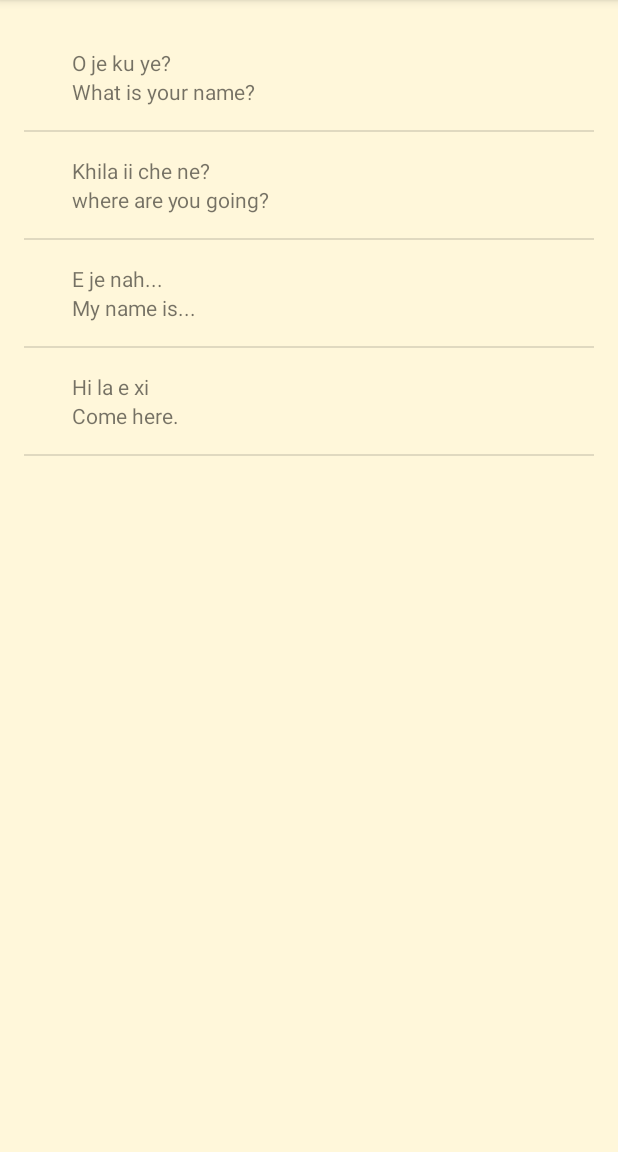
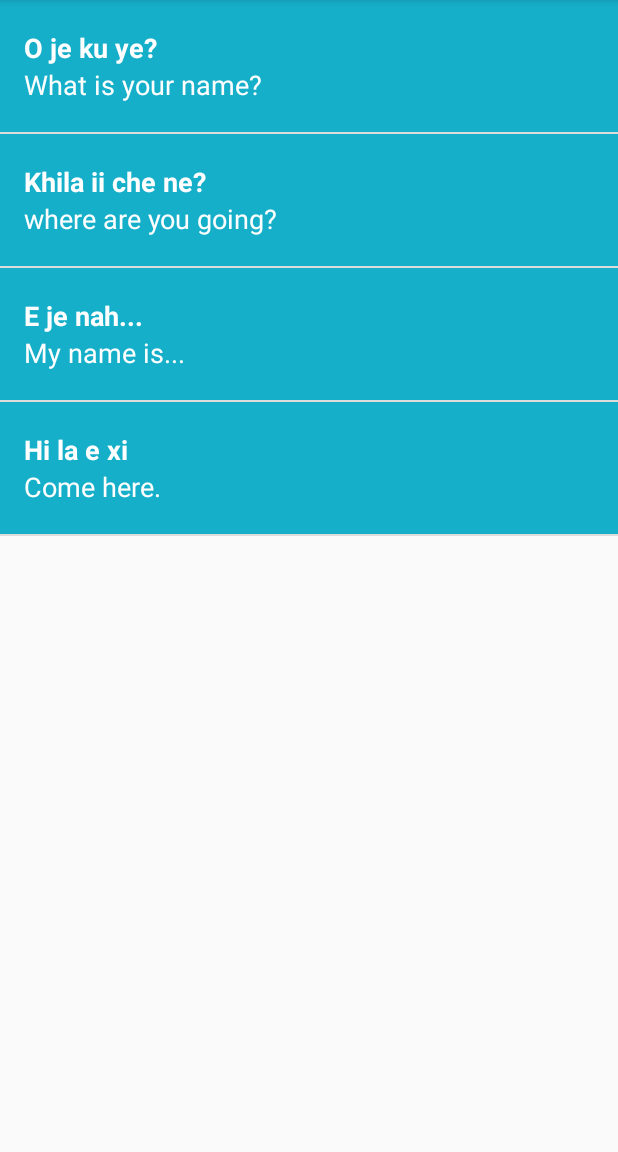
Before and after one commit to tonysumi/sumi, an Android app: the PhrasesAcitivity screen opened directly, with no data from a screen before it, on a phone screen of 412 x 824 dp, the part 84-1236 px from its top. Run offline under Robolectric (Android 15) with nearby library versions, the phone set to English and light mode, and no system bars.

Commit message:
Visual Polish

```diff
--- a/app/src/main/java/com/example/android/sumi/ColorsActivity.java
+++ b/app/src/main/java/com/example/android/sumi/ColorsActivity.java
@@ -21,7 +21,7 @@ public class ColorsActivity extends AppCompatActivity {
         words.add(new Word("White","Metsuixoi",R.drawable.color_white));
         words.add(new Word("Gray","NA",R.drawable.color_gray));
         words.add(new Word("Mustard Yellow", "NA",R.drawable.color_mustard_yellow));
-        WordAdapter adapter = new WordAdapter(this, words);
+        WordAdapter adapter = new WordAdapter(this, words,R.color.category_colors);
         ListView listView = (ListView) findViewById(R.id.list);
         listView.setAdapter(adapter);
     }
--- a/app/src/main/java/com/example/android/sumi/FamilyActivity.java
+++ b/app/src/main/java/com/example/android/sumi/FamilyActivity.java
@@ -24,7 +24,7 @@ public class FamilyActivity extends AppCompatActivity {
         words.add(new Word("Girl","Totimi",R.drawable.family_older_sister));
         words.add(new Word("Wife","Anipu",R.drawable.family_older_sister));
         words.add(new Word("Husband","Akimi",R.drawable.family_father));
-        WordAdapter adapter = new WordAdapter(this, words);
+        WordAdapter adapter = new WordAdapter(this, words,R.color.category_family);
         ListView listView = (ListView) findViewById(R.id.list);
         listView.setAdapter(adapter);
     }
--- a/app/src/main/java/com/example/android/sumi/NumbersActivity.java
+++ b/app/src/main/java/com/example/android/sumi/NumbersActivity.java
@@ -23,7 +23,7 @@ public class NumbersActivity extends AppCompatActivity {
         words.add(new Word("Eight","Tache",R.drawable.number_eight));
         words.add(new Word("Nine","Tuku",R.drawable.number_nine));
         words.add(new Word("Ten","Chixi",R.drawable.number_ten));
-        WordAdapter adapter = new WordAdapter(this, words);
+        WordAdapter adapter = new WordAdapter(this, words,R.color.category_numbers);
         ListView listView = (ListView) findViewById(R.id.list);
         listView.setAdapter(adapter);
          }
--- a/app/src/main/java/com/example/android/sumi/PhrasesAcitivity.java
+++ b/app/src/main/java/com/example/android/sumi/PhrasesAcitivity.java
@@ -17,7 +17,7 @@ public class PhrasesAcitivity extends AppCompatActivity {
         words.add(new Word("where are you going?","Khila ii che ne?"));
         words.add(new Word("My name is...","E je nah..."));
         words.add(new Word("Come here.","Hi la e xi"));
-        WordAdapter adapter = new WordAdapter(this, words);
+        WordAdapter adapter = new WordAdapter(this, words,R.color.category_phrases);
         ListView listView = (ListView) findViewById(R.id.list);
         listView.setAdapter(adapter);
     }
--- a/app/src/main/java/com/example/android/sumi/WordAdapter.java
+++ b/app/src/main/java/com/example/android/sumi/WordAdapter.java
@@ -1,6 +1,7 @@
 package com.example.android.sumi;
 
 import android.app.Activity;
+import android.support.v4.content.ContextCompat;
 import android.view.LayoutInflater;
 import android.view.View;
 import android.view.ViewGroup;
@@ -16,12 +17,14 @@ import java.util.ArrayList;
 
 public class WordAdapter extends ArrayAdapter<Word> {
 
-    public WordAdapter(Activity context, ArrayList<Word> words) {
+    private int mColorResourceId;
+    public WordAdapter(Activity context, ArrayList<Word> words, int colorResourceIs) {
         // Here, we initialize the ArrayAdapter's internal storage for the context and the list.
         // the second argument is used when the ArrayAdapter is populating a single TextView.
         // Because this is a custom adapter for two TextViews and an ImageView, the adapter is not
         // going to use this second argument, so it can be any value. Here, we used 0.
         super(context, 0, words);
+        mColorResourceId = colorResourceIs;
     }
 
     @Override
@@ -55,6 +58,9 @@ public class WordAdapter extends ArrayAdapter<Word> {
         }else {
             iconView.setVisibility(View.GONE);
         }
+        View textContainer = listItemView.findViewById(R.id.text_container);
+        int color = ContextCompat.getColor(getContext(),mColorResourceId);
+        textContainer.setBackgroundColor(color);
         // Return the whole list item layout (containing 2 TextViews and an ImageView)
         // so that it can be shown in the ListView
         return listItemView;
--- a/app/src/main/res/layout/list_item.xml
+++ b/app/src/main/res/layout/list_item.xml
@@ -3,28 +3,38 @@
     xmlns:tools="http://schemas.android.com/tools"
     android:layout_width="match_parent" android:layout_height="match_parent"
     android:orientation="horizontal"
-    android:padding="16dp">
+    android:minHeight="@dimen/list_item_height"
+    android:background="@color/tan_background">
 
     <ImageView
-        android:layout_width="wrap_content"
-        android:layout_height="wrap_content"
+        android:layout_width="@dimen/list_item_height"
+        android:layout_height="@dimen/list_item_height"
         android:id="@+id/image_view" />
     <LinearLayout
+        android:id="@+id/text_container"
         android:layout_width="match_parent"
-        android:layout_height="wrap_content"
+        android:layout_height="match_parent"
         android:orientation="vertical"
-        android:paddingLeft="16dp"
-        android:gravity="center_vertical|center_horizontal">
+        android:paddingLeft="16dp">
     <TextView
         android:id="@+id/sumi_text_view"
         android:layout_width="match_parent"
-        android:layout_height="wrap_content"
+        android:layout_height="0dp"
+        android:layout_weight="1"
+        android:textAppearance="?android:textAppearanceMedium"
+        android:textColor="@android:color/white"
+        android:textStyle="bold"
+        android:gravity="bottom"
         tools:text="Sumi"/>
 
     <TextView
         android:id="@+id/default_text_view"
         android:layout_width="match_parent"
-        android:layout_height="wrap_content"
+        android:layout_height="0dp"
+        android:layout_weight="1"
+        android:textAppearance="?android:textAppearanceMedium"
+        android:textColor="@android:color/white"
+        android:gravity="top"
         tools:text="English"/>
         </LinearLayout>
 </LinearLayout>
--- a/app/src/main/res/layout/word_list.xml
+++ b/app/src/main/res/layout/word_list.xml
@@ -4,9 +4,4 @@
     android:id="@+id/list"
     android:orientation="vertical"
     android:layout_width="match_parent"
-    android:layout_height="match_parent"
-    android:paddingBottom="@dimen/activity_vertical_margin"
-    android:paddingLeft="@dimen/activity_horizontal_margin"
-    android:paddingRight="@dimen/activity_horizontal_margin"
-    android:paddingTop="@dimen/activity_vertical_margin"
-    android:background="@color/tan_background" />
+    android:layout_height="match_parent" />
--- a/app/src/main/res/values/dimens.xml
+++ b/app/src/main/res/values/dimens.xml
@@ -15,7 +15,4 @@
 <resources>
     <!-- Height of each list item -->
     <dimen name="list_item_height">88dp</dimen>
-    <!-- Default screen margins, per the Android Design guidelines. -->
-    <dimen name="activity_horizontal_margin">16dp</dimen>
-    <dimen name="activity_vertical_margin">16dp</dimen>
 </resources>
```
Also changed, not shown: app/src/main/res/values-w820dp/dimens.xml (deleted, +0 -20 lines).
